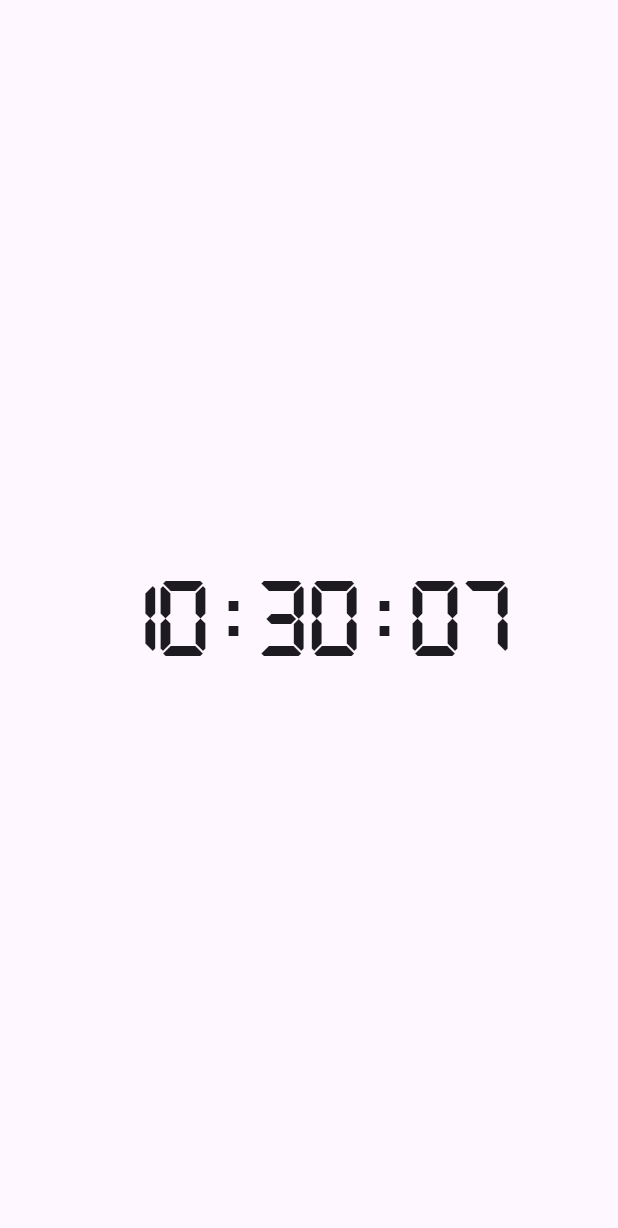
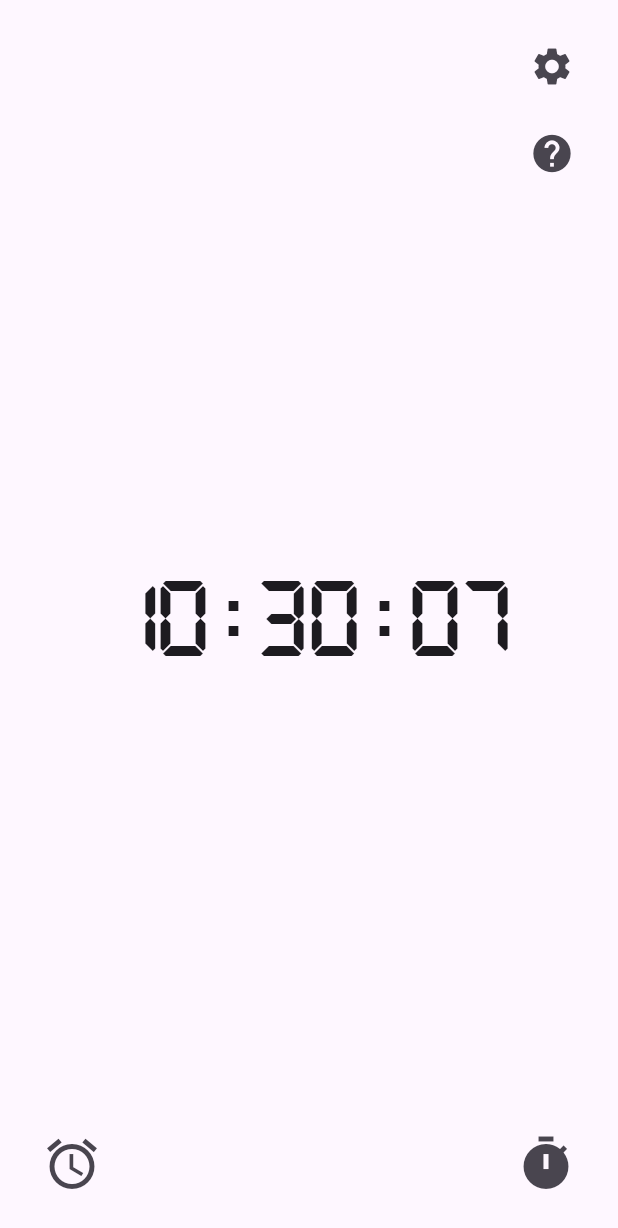
Before and after one commit to Moyuchiiii/alarm_app, a Flutter app: the screen it shows after launch, on a phone screen of 412 x 824 dp. Shown: the top 1228 px of the screen. Run offline on Flutter 3.47's test engine with Material 3 defaults, Android fonts, the phone set to English and light mode, and no system bars.

Commit message:
各画面を追加

```diff
--- a/lib/main.dart
+++ b/lib/main.dart
@@ -1,5 +1,8 @@
 import 'package:flutter/material.dart';
 import 'dart:async';
+import 'package:alarm_app/settings_screen.dart';
+import 'package:alarm_app/help_screen.dart';
+import 'package:alarm_app/timer_screen.dart';
 
 void main() {
   runApp(const MyApp());
@@ -47,7 +50,9 @@ class _HomePageState extends State<HomePage> {
   @override
   Widget build(BuildContext context) {
     return Scaffold(
-      body: Center(
+      body: Stack(
+        children: [
+          Center(
             child: Text(
               _currentTime,
               style: const TextStyle(
@@ -55,6 +60,64 @@ class _HomePageState extends State<HomePage> {
                 fontFamily: 'Y-RabbitFont', // カスタムフォントを適用
               ),
             ),
+          ),
+          Positioned(
+            bottom: 20,
+            left: 20, // 左下に配置
+            child: IconButton(
+              onPressed: () {},
+              tooltip: 'アラーム',
+              icon: const Icon(Icons.alarm),
+              iconSize: 40, // サイズを調整
+            ),
+          ),
+          Positioned(
+            top: 20,
+            right: 20,
+            child: Column(
+              children: [
+                IconButton(
+                  onPressed: () {
+                    Navigator.push(
+                      context,
+                      MaterialPageRoute(builder: (context) => const SettingsScreen()),
+                    );
+                  },
+                  tooltip: '設定',
+                  icon: const Icon(Icons.settings),
+                  iconSize: 30, // サイズを調整
+                ),
+                const SizedBox(height: 10),
+                IconButton(
+                  onPressed: () {
+                    Navigator.push(
+                      context,
+                      MaterialPageRoute(builder: (context) => const HelpScreen()),
+                    );
+                  },
+                  tooltip: 'ヘルプ',
+                  icon: const Icon(Icons.help),
+                  iconSize: 30, // サイズを調整
+                ),
+              ],
+            ),
+          ),
+          Positioned(
+            bottom: 20,
+            right: 20,
+            child: IconButton(
+              onPressed: () {
+                Navigator.push(
+                  context,
+                  MaterialPageRoute(builder: (context) => const TimerScreen()),
+                );
+              },
+              tooltip: 'タイマー',
+              icon: const Icon(Icons.timer),
+              iconSize: 40, // サイズを調整
+            ),
+          ),
+        ],
       ),
     );
   }
```
Also changed, not shown: lib/help_screen.dart (added, +17 -0 lines), lib/settings_screen.dart (added, +17 -0 lines), lib/timer_screen.dart (added, +17 -0 lines). Lines whose indentation alone changed are shown as unchanged.
